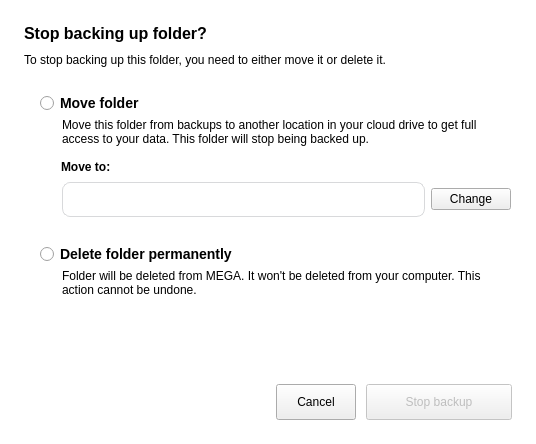
Before: the Qt Designer form src/MEGASync/syncs/gui/Backups/ui/RemoveBackupDialog.ui in meganz/MEGAsync, drawn with Qt 5.
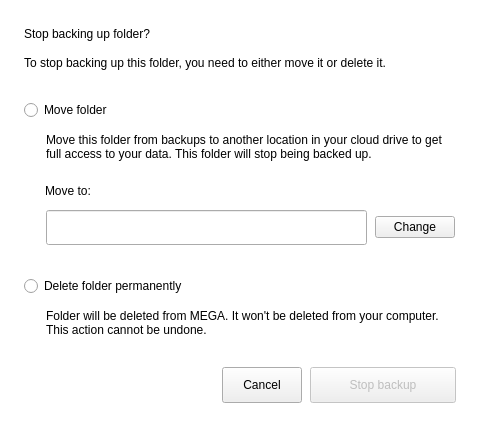
After: the same form once the commit is applied. Icons and pictures are not drawn.

Commit message: Revamp layout and use dynamic properties

Patch:
```diff
--- a/src/MEGASync/syncs/gui/Backups/ui/RemoveBackupDialog.ui
+++ b/src/MEGASync/syncs/gui/Backups/ui/RemoveBackupDialog.ui
@@ -6,8 +6,8 @@
    <rect>
     <x>0</x>
     <y>0</y>
-    <width>536</width>
-    <height>444</height>
+    <width>658</width>
+    <height>558</height>
    </rect>
   </property>
   <property name="minimumSize">
@@ -30,72 +30,49 @@
 background-color: #ffffff; /*colorToken.page-background*/
 }
 
-#lTitle
-{
-font-weight: 600;
-font-size:16px;
-}
-
-#rMoveFolder, #rDeleteFolder
-{
-font-weight: 600;
-font-size:14px;
-}
-
-#lDeleteFolder, #lMoveFolder
-{
-font-weight: 400;
-font-size:12px;
-}
-
-#lTarget
-{
-border-radius: 8px;
-border-style: solid;
-border-width: 1px;
-background: #ffFFFFFF; /* colorToken.page-background*/
-padding-left: 10px;
-}
-
-#lTarget::enabled
-{
-border-color: #ffD8D9DB; /*colorToken.border-strong*/
-color: #ff303233; /*colorToken.text-primary*/
-}
-
-#lTarget::disabled
-{
-border-color: #ffD8D9DB; /*colorToken.border-disabled*/
-color: #ffC1C2C4; /*colorToken.text-disabled*/
-}
-
-#lMoveTo
-{
-font-weight: 600;
-font-size: 12px;
-}</string>
+</string>
   </property>
   <property name="TOKENIZED" stdset="0">
    <bool>true</bool>
   </property>
-  <layout class="QVBoxLayout" name="verticalLayout">
+  <layout class="QVBoxLayout" name="verticalLayout_7">
    <property name="spacing">
-    <number>10</number>
+    <number>30</number>
+   </property>
+   <property name="sizeConstraint">
+    <enum>QLayout::SetFixedSize</enum>
    </property>
    <property name="leftMargin">
     <number>24</number>
    </property>
    <property name="topMargin">
-    <number>24</number>
+    <number>27</number>
    </property>
    <property name="rightMargin">
     <number>24</number>
    </property>
    <property name="bottomMargin">
     <number>24</number>
+   </property>
+   <item>
+    <layout class="QVBoxLayout" name="verticalLayout_4">
+     <property name="spacing">
+      <number>15</number>
    </property>
    <item>
     <widget class="QLabel" name="lTitle">
+       <property name="sizePolicy">
+        <sizepolicy hsizetype="Preferred" vsizetype="Fixed">
+         <horstretch>0</horstretch>
+         <verstretch>0</verstretch>
+        </sizepolicy>
+       </property>
+       <property name="minimumSize">
+        <size>
+         <width>432</width>
+         <height>0</height>
+        </size>
+       </property>
      <property name="text">
       <string>Stop backing up folder?</string>
      </property>
@@ -103,6 +80,18 @@
    </item>
    <item>
     <widget class="QLabel" name="lSecondaryText">
+       <property name="sizePolicy">
+        <sizepolicy hsizetype="Preferred" vsizetype="Fixed">
+         <horstretch>0</horstretch>
+         <verstretch>0</verstretch>
+        </sizepolicy>
+       </property>
+       <property name="minimumSize">
+        <size>
+         <width>432</width>
+         <height>0</height>
+        </size>
+       </property>
      <property name="text">
       <string>To stop backing up this folder, you need to either move it or delete it.</string>
      </property>
@@ -111,19 +100,19 @@
      </property>
     </widget>
    </item>
+    </layout>
+   </item>
    <item>
-    <layout class="QVBoxLayout" name="verticalLayout_2">
+    <layout class="QVBoxLayout" name="verticalLayout_6">
+     <item>
+      <layout class="QVBoxLayout" name="verticalLayout_5">
      <property name="spacing">
-      <number>4</number>
-     </property>
-     <property name="leftMargin">
       <number>16</number>
      </property>
-     <property name="topMargin">
-      <number>15</number>
-     </property>
-     <property name="bottomMargin">
-      <number>15</number>
+       <item>
+        <layout class="QVBoxLayout" name="verticalLayout_2">
+         <property name="spacing">
+          <number>13</number>
      </property>
      <item>
       <widget class="QRadioButton" name="rMoveFolder">
@@ -164,6 +153,8 @@
        </item>
       </layout>
      </item>
+        </layout>
+       </item>
      <item>
       <widget class="QWidget" name="moveToContainer" native="true">
        <property name="minimumSize">
@@ -173,14 +164,20 @@
         </size>
        </property>
        <layout class="QVBoxLayout" name="verticalLayout_3">
+          <property name="spacing">
+           <number>4</number>
+          </property>
         <property name="leftMargin">
          <number>21</number>
         </property>
+          <property name="topMargin">
+           <number>0</number>
+          </property>
         <property name="rightMargin">
          <number>0</number>
         </property>
         <property name="bottomMargin">
-         <number>1</number>
+           <number>0</number>
         </property>
         <item>
          <widget class="QLabel" name="lMoveTo">
@@ -197,6 +194,9 @@
         </item>
         <item>
          <layout class="QHBoxLayout" name="horizontalLayout">
+            <property name="spacing">
+             <number>8</number>
+            </property>
           <property name="leftMargin">
            <number>1</number>
           </property>
@@ -261,22 +261,13 @@
        </layout>
       </widget>
      </item>
-     <item>
-      <spacer name="verticalSpacer">
-       <property name="orientation">
-        <enum>Qt::Vertical</enum>
-       </property>
-       <property name="sizeType">
-        <enum>QSizePolicy::Fixed</enum>
-       </property>
-       <property name="sizeHint" stdset="0">
-        <size>
-         <width>10</width>
-         <height>20</height>
-        </size>
-       </property>
-      </spacer>
+      </layout>
      </item>
+     <item>
+      <layout class="QVBoxLayout" name="verticalLayout">
+       <property name="spacing">
+        <number>13</number>
+       </property>
      <item>
       <widget class="QRadioButton" name="rDeleteFolder">
        <property name="cursor">
@@ -310,25 +301,14 @@
        </item>
       </layout>
      </item>
-     <item>
-      <spacer name="verticalSpacer_2">
-       <property name="orientation">
-        <enum>Qt::Vertical</enum>
-       </property>
-       <property name="sizeHint" stdset="0">
-        <size>
-         <width>20</width>
-         <height>0</height>
-        </size>
-       </property>
-      </spacer>
+      </layout>
      </item>
     </layout>
    </item>
    <item>
     <layout class="QHBoxLayout" name="horizontalLayout_2">
      <property name="spacing">
-      <number>10</number>
+      <number>8</number>
      </property>
      <property name="bottomMargin">
       <number>0</number>
```
Left out of the diff: 30 changed lines with no effect on the pictures. Lines whose indentation alone changed are shown as unchanged.
